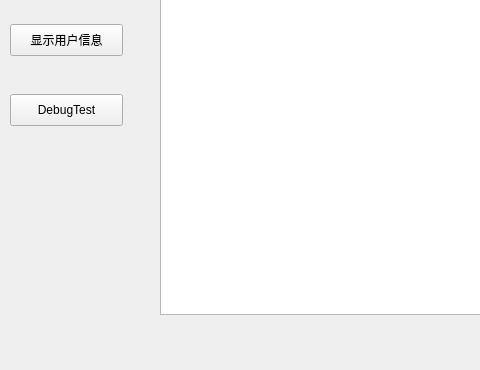
Qt form mainwindow.ui (fl2011sx/app_data_analyzation_db_manage_section) before a commit; both pictures show x 0 to 480 and y 123 to 493 of the 756 by 493 pixel window.
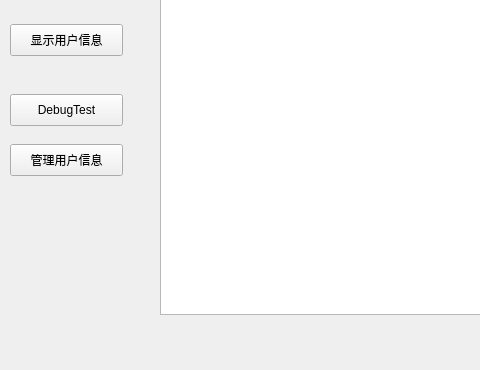
The same form after that commit.

Patch:
```diff
--- a/mainwindow.ui
+++ b/mainwindow.ui
@@ -59,6 +59,19 @@
      <bool>false</bool>
     </attribute>
    </widget>
+   <widget class="QPushButton" name="userManageBtn">
+    <property name="geometry">
+     <rect>
+      <x>10</x>
+      <y>250</y>
+      <width>113</width>
+      <height>32</height>
+     </rect>
+    </property>
+    <property name="text">
+     <string>管理用户信息</string>
+    </property>
+   </widget>
   </widget>
   <widget class="QMenuBar" name="menuBar">
    <property name="geometry">
```
